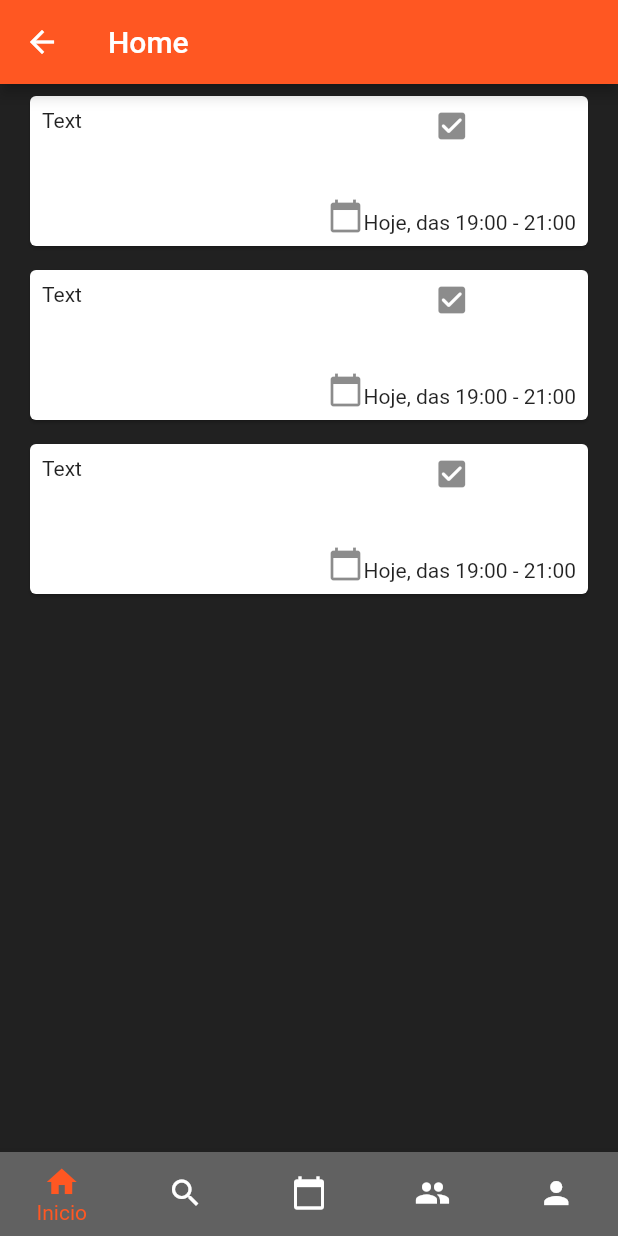
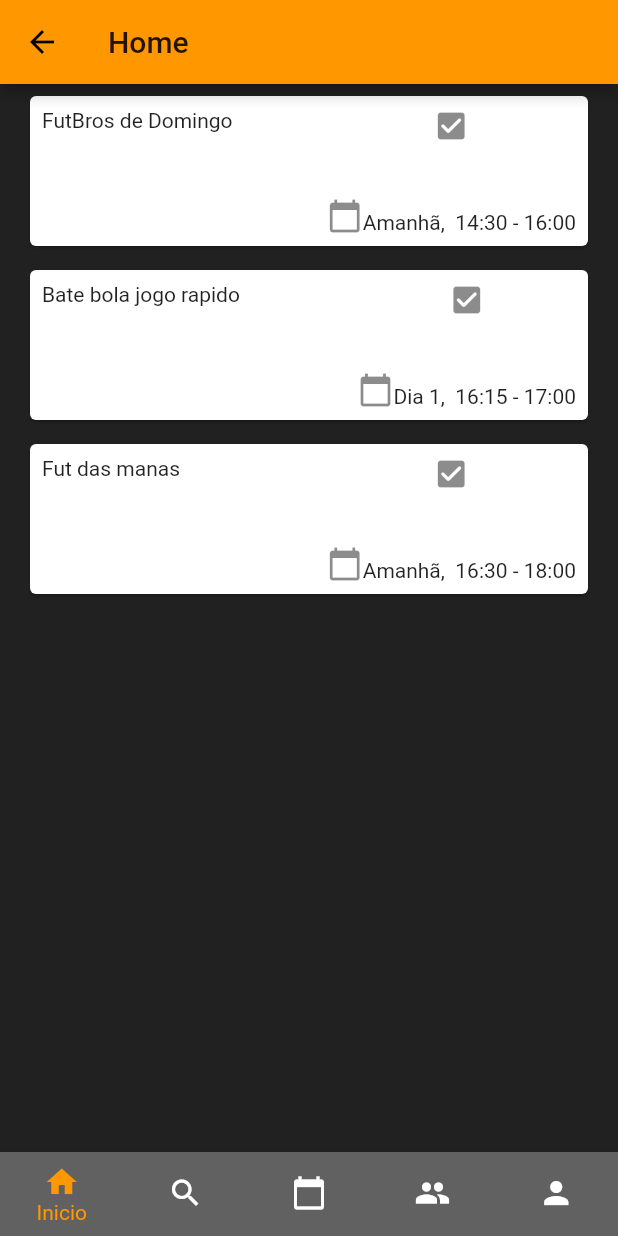
Before and after one commit to es-match/ematch, a Flutter app: the screen it shows after launch, after a tap on "Entrar", on a phone screen of 412 x 824 dp. Run offline on Flutter 3.47's test engine with Material 2 defaults, Android fonts, the phone set to English and light mode, and no system bars.

Commit message:
Richard - Sync githuhb/rmondin

```diff
--- /dev/null
+++ b/lib/controllers/event_controller.dart
@@ -0,0 +1,12 @@
+import 'package:ematch/models/event_model.dart';
+import 'package:ematch/repository/event_repository.dart';
+
+class EventController {
+  EventRepository _repository = EventRepository();
+  List<EventModel> events;
+  int eventCount;
+  EventController() {
+    events = _repository.getEvents();
+    eventCount = events.length;
+  }
+}
--- a/lib/custom_widgets/eventCard.dart
+++ b/lib/custom_widgets/eventCard.dart
@@ -0,0 +1,85 @@
+import 'package:ematch/models/event_model.dart';
+import 'package:flutter/material.dart';
+import 'package:intl/intl.dart';
+
+class EventCard extends StatefulWidget {
+  final EventModel event;
+
+  const EventCard({Key key, this.event}) : super(key: key);
+
+  @override
+  _EventCardState createState() => _EventCardState(event);
+}
+
+class _EventCardState extends State<EventCard> {
+  final EventModel event;
+
+  _EventCardState(this.event);
+  @override
+  Widget build(BuildContext context) {
+    return Card(
+      child: Stack(
+        children: [
+          Container(
+            height: 100,
+            child: Padding(
+              padding: const EdgeInsets.all(8.0),
+              child: Row(
+                mainAxisAlignment: MainAxisAlignment.spaceBetween,
+                children: [
+                  Align(
+                      alignment: Alignment.topLeft,
+                      child: Text(event.eventName)),
+                  Column(
+                    mainAxisAlignment: MainAxisAlignment.spaceBetween,
+                    children: [
+                      Container(
+                        child: Align(
+                          alignment: Alignment.topRight,
+                          child:
+                              Container(child: Icon(Icons.check_box_rounded)),
+                        ),
+                      ),
+                      Align(
+                        alignment: Alignment.bottomRight,
+                        child: Text.rich(
+                          TextSpan(
+                            children: [
+                              WidgetSpan(
+                                child: Icon(Icons.calendar_today),
+                              ),
+                              TextSpan(
+                                text: getEventDate(
+                                    event.startDate, event.endDate),
+                              )
+                            ],
+                          ),
+                        ),
+                      ),
+                    ],
+                  )
+                ],
+              ),
+            ),
+          )
+        ],
+      ),
+    );
+  }
+
+  getEventDate(String startDate, String endDate) {
+    DateTime sd = DateTime.parse(startDate);
+    DateTime ed = DateTime.parse(endDate);
+    String prefix = " ";
+    if (DateTime.now().day == sd.day) {
+      prefix = "Hoje, ";
+    } else if (DateTime.now().day - sd.day == 1) {
+      prefix = "Amanhã, ";
+    } else {
+      prefix = "Dia ${sd.day}, ";
+    }
+    print(DateFormat.Hm().format(sd));
+    // print(ed);
+    return '$prefix ${DateFormat.Hm().format(sd)} - ${DateFormat.Hm().format(ed)}';
+  }
+}
--- /dev/null
+++ b/lib/custom_widgets/eventList.dart
@@ -0,0 +1,21 @@
+import 'package:ematch/controllers/event_controller.dart';
+import 'package:ematch/custom_widgets/eventCard.dart';
+import 'package:flutter/material.dart';
+
+class EventList extends StatelessWidget {
+  EventList({
+    Key key,
+  }) : super(key: key);
+
+  final EventController _controller = EventController();
+
+  @override
+  Widget build(BuildContext context) {
+    return ListView.builder(
+      itemCount: _controller.eventCount,
+      itemBuilder: (context, index) => ListTile(
+        title: EventCard(event: _controller.events[index]),
+      ),
+    );
+  }
+}
--- a/lib/main.dart
+++ b/lib/main.dart
@@ -11,7 +11,7 @@ class AppWidget extends StatelessWidget {
   Widget build(BuildContext context) {
     var materialApp = MaterialApp(
       theme: ThemeData(
-        primarySwatch: Colors.deepOrange,
+        primarySwatch: Colors.orange,
       ),
       initialRoute: '/',
       routes: {
--- a/lib/models/event_model.dart
+++ b/lib/models/event_model.dart
@@ -3,7 +3,7 @@ class EventModel {
   String groupID;
   String eventName;
   String startDate;
-  String enddate;
+  String endDate;
   String localID;
   String localName;
 
@@ -12,16 +12,17 @@ class EventModel {
       this.groupID,
       this.eventName,
       this.startDate,
-      this.enddate,
+      this.endDate,
       this.localID,
       this.localName});
 
   EventModel.fromJson(Map<String, dynamic> json) {
     eventID = json['eventID'];
+
     groupID = json['groupID'];
     eventName = json['eventName'];
     startDate = json['startDate'];
-    enddate = json['enddate'];
+    endDate = json['endDate'];
     localID = json['localID'];
     localName = json['localName'];
   }
@@ -32,7 +33,7 @@ class EventModel {
     data['groupID'] = this.groupID;
     data['eventName'] = this.eventName;
     data['startDate'] = this.startDate;
-    data['enddate'] = this.enddate;
+    data['endDate'] = this.endDate;
     data['localID'] = this.localID;
     data['localName'] = this.localName;
     return data;
--- /dev/null
+++ b/lib/repository/event_repository.dart
@@ -0,0 +1,46 @@
+import 'package:ematch/models/event_model.dart';
+
+class EventRepository {
+  List<EventModel> getEvents() {
+    List<EventModel> events = List<EventModel>();
+    if (eventJson['events'] != null) {
+      eventJson['events'].forEach((ev) {
+        events.add(new EventModel.fromJson(ev));
+      });
+    }
+
+    return events;
+  }
+
+  Map<String, dynamic> eventJson = {
+    "events": [
+      {
+        "eventID": "1",
+        "groupID": "1",
+        "eventName": "FutBros de Domingo",
+        "startDate": "2021-01-30 14:30:00",
+        "endDate": "2021-01-30 16:00:00",
+        "localID": "1",
+        "localName": "Futebar"
+      },
+      {
+        "eventID": "2",
+        "groupID": "1",
+        "eventName": "Bate bola jogo rapido",
+        "startDate": "2021-02-01 16:15:00",
+        "endDate": "2021-02-01 17:00:00",
+        "localID": "2",
+        "localName": "Cantinho Girassol"
+      },
+      {
+        "eventID": "3",
+        "groupID": "2",
+        "eventName": "Fut das manas",
+        "startDate": "2021-01-30 16:30:00",
+        "endDate": "2021-01-30 18:00:00",
+        "localID": "1",
+        "localName": "Futebar"
+      }
+    ]
+  };
+}
--- a/lib/views/home_page.dart
+++ b/lib/views/home_page.dart
@@ -1,57 +1,9 @@
+import 'package:ematch/custom_widgets/eventList.dart';
 import 'package:flutter/material.dart';
 
-class InnerHomePage extends StatelessWidget {
+class HomePage extends StatelessWidget {
   @override
   Widget build(BuildContext context) {
-    return ListView.builder(
-      itemCount: 3,
-      itemBuilder: (context, index) => ListTile(
-        title: Card(
-          child: Stack(
-            children: [
-              Container(
-                height: 100,
-                child: Padding(
-                  padding: const EdgeInsets.all(8.0),
-                  child: Row(
-                    mainAxisAlignment: MainAxisAlignment.spaceBetween,
-                    children: [
-                      Align(alignment: Alignment.topLeft, child: Text('Text')),
-                      Column(
-                        mainAxisAlignment: MainAxisAlignment.spaceBetween,
-                        children: [
-                          Container(
-                            child: Align(
-                              alignment: Alignment.topRight,
-                              child: Container(
-                                  child: Icon(Icons.check_box_rounded)),
-                            ),
-                          ),
-                          Align(
-                            alignment: Alignment.bottomRight,
-                            child: Text.rich(
-                              TextSpan(
-                                children: [
-                                  WidgetSpan(
-                                    child: Icon(Icons.calendar_today),
-                                  ),
-                                  TextSpan(
-                                    text: 'Hoje, das 19:00 - 21:00',
-                                  )
-                                ],
-                              ),
-                            ),
-                          ),
-                        ],
-                      )
-                    ],
-                  ),
-                ),
-              )
-            ],
-          ),
-        ),
-      ),
-    );
+    return EventList();
   }
 }
--- a/lib/views/login_page.dart
+++ b/lib/views/login_page.dart
@@ -20,8 +20,8 @@ class _LoginPageState extends State<LoginPage> {
                 colors: [
                   // Colors.orange[900],
                   // Colors.orange[800],
-                  Colors.deepOrange[800],
-                  Colors.deepOrange[500],
+                  Colors.orange[700],
+                  Colors.orange[600],
                   // Colors.orange,
                 ],
                 stops: [
@@ -41,7 +41,7 @@ class _LoginPageState extends State<LoginPage> {
                   'eMatch',
                   style: TextStyle(
                     fontSize: 30.0,
-                    // fontWeight: FontWeight.bold,
+                    fontWeight: FontWeight.bold,
                   ),
                 ),
                 SizedBox(
--- a/lib/views/main_page.dart
+++ b/lib/views/main_page.dart
@@ -14,7 +14,7 @@ class _MainPageState extends State<MainPage> {
   int _screenIndex = 0;
 
   final List<Widget> _bottomNavPages = [
-    InnerHomePage(),
+    HomePage(),
     SearchGroupPage(),
     SchedulePage(),
     GroupPage(),
--- a/lib/views/search_group_page.dart
+++ b/lib/views/search_group_page.dart
@@ -2,9 +2,38 @@ import 'package:flutter/material.dart';
 
 class SearchGroupPage extends StatelessWidget {
   @override
+  // Widget build(BuildContext context) {
+  //   return Container(
+  //     child: Text('SearchEvent'),
+  //   );
+  // }
+
   Widget build(BuildContext context) {
-    return Container(
-      child: Text('SearchEvent'),
-    );
+    return Scaffold(
+        body: NestedScrollView(
+            // Setting floatHeaderSlivers to true is required in order to float
+            // the outer slivers over the inner scrollable.
+            floatHeaderSlivers: true,
+
+            headerSliverBuilder:
+                (BuildContext context, bool innerBoxIsScrolled) {
+              return <Widget>[
+                SliverAppBar(
+                  title: const Text('Floating Nested SliverAppBar'),
+                  floating: true,
+                  expandedHeight: 200.0,
+                  forceElevated: innerBoxIsScrolled,
+                ),
+              ];
+            },
+            body: ListView.builder(
+                padding: const EdgeInsets.all(8),
+                itemCount: 30,
+                itemBuilder: (BuildContext context, int index) {
+                  return Container(
+                    height: 50,
+                    child: Center(child: Text('Item $index')),
+                  );
+                })));
   }
 }
--- a/pubspec.yaml
+++ b/pubspec.yaml
@@ -28,7 +28,7 @@ dependencies:
   # The following adds the Cupertino Icons font to your application.
   # Use with the CupertinoIcons class for iOS style icons.
   cupertino_icons: ^1.0.0
-
+  intl: ^0.16.1
 dev_dependencies:
   flutter_test:
     sdk: flutter
```
Also changed, not shown: lib/models/group_model.dart (line endings or trailing spaces), pubspec.lock.
